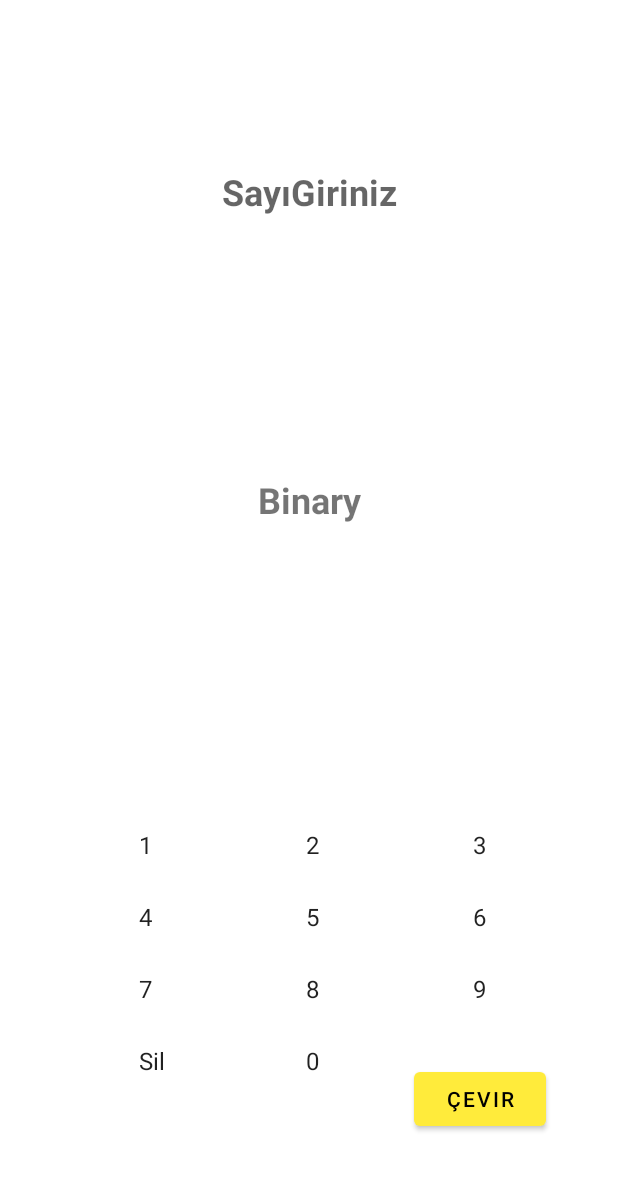
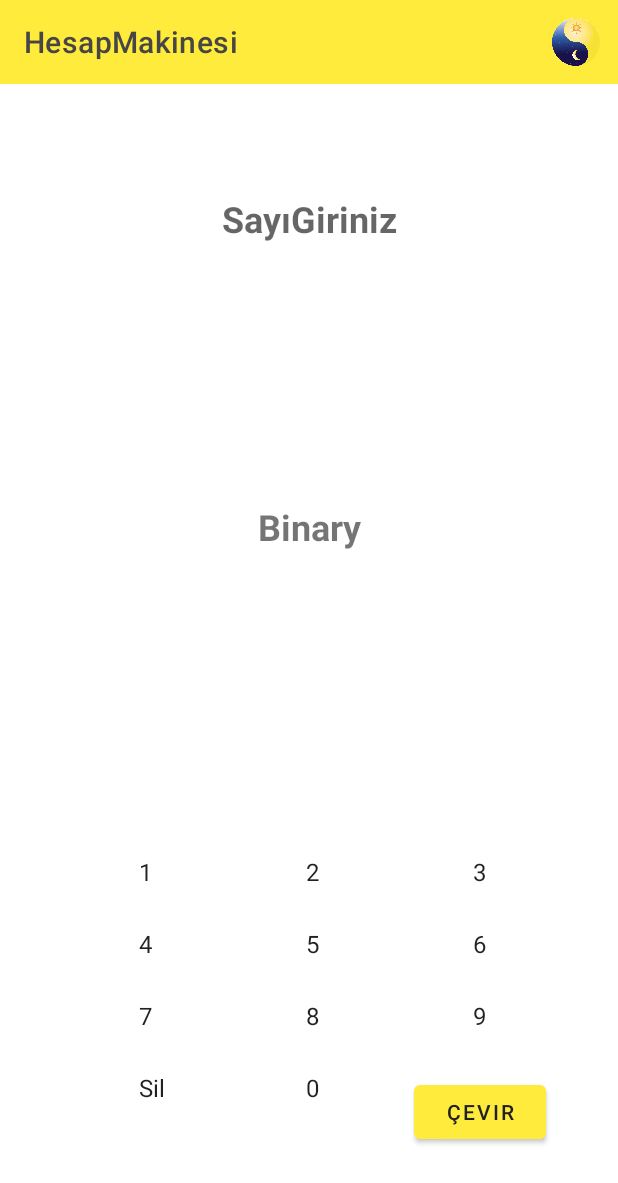
Before and after one commit to mrtSahin/ToBinaryHesapMakinesi, an Android app: the screen it shows after launch (MainActivity), on a phone screen of 412 x 824 dp. Shown: the top 1183 px of the screen. Run offline under Robolectric (Android 15) with nearby library versions, the phone set to English and light mode, and no system bars; our stand-ins replace data binding.

Commit message:
OnlukSistem den İkilkSistem e çeviren uygulama.

```diff
--- a/app/build.gradle
+++ b/app/build.gradle
@@ -13,8 +13,8 @@ android {
         applicationId "com.sirketadi.hesapmakinesideneme1"
         minSdk 23
         targetSdk 31
-        versionCode 1
-        versionName "1.0"
+        versionCode 2
+        versionName "1.1"
 
         testInstrumentationRunner "androidx.test.runner.AndroidJUnitRunner"
     }
--- a/app/src/main/java/com/sirketadi/hesapmakinesideneme1/MainActivity.java
+++ b/app/src/main/java/com/sirketadi/hesapmakinesideneme1/MainActivity.java
@@ -1,13 +1,20 @@
 package com.sirketadi.hesapmakinesideneme1;
 
+import androidx.annotation.NonNull;
 import androidx.appcompat.app.AppCompatActivity;
+import androidx.appcompat.app.AppCompatDelegate;
+import androidx.appcompat.widget.Toolbar;
 import androidx.databinding.DataBindingUtil;
 
 import android.os.Bundle;
+import android.view.Menu;
+import android.view.MenuItem;
 import android.view.View;
 import android.widget.AdapterView;
 import android.widget.ArrayAdapter;
+import android.widget.CompoundButton;
 import android.widget.GridView;
+import android.widget.Switch;
 import android.widget.Toast;
 
 import com.sirketadi.hesapmakinesideneme1.databinding.ActivityMainBinding;
@@ -17,13 +24,15 @@ import java.util.ArrayList;
 public class MainActivity extends AppCompatActivity {
     private ActivityMainBinding views;
     private Cevir cevir;
+    private Menu menu;
 
-    private ArrayList<String> sayilar =new ArrayList<>();
+    private ArrayList<String> sayilar = new ArrayList<>();
     private ArrayAdapter<String> veriAdaptoru;
+
     @Override
     protected void onCreate(Bundle savedInstanceState) {
         super.onCreate(savedInstanceState);
-        views= DataBindingUtil.setContentView(this,R.layout.activity_main);
+        views = DataBindingUtil.setContentView(this, R.layout.activity_main);
         sayilar.add("1");
         sayilar.add("2");
         sayilar.add("3");
@@ -36,11 +45,15 @@ public class MainActivity extends AppCompatActivity {
         sayilar.add("Sil");
         sayilar.add("0");
 
-
-        cevir=new Cevir();
+        views.toolbar.setTitle("HesapMakinesi");
+        views.toolbar.setTitleTextColor(getColor(R.color.yaziRengi));
+        setSupportActionBar(views.toolbar);
 
 
-        veriAdaptoru=new ArrayAdapter<>(this, android.R.layout.simple_list_item_1,android.R.id.text1,sayilar);
+        cevir = new Cevir();
+
+
+        veriAdaptoru = new ArrayAdapter<>(this, android.R.layout.simple_list_item_1, android.R.id.text1, sayilar);
         views.gridView.setAdapter(veriAdaptoru);
 
         views.gridView.setOnItemClickListener(new AdapterView.OnItemClickListener() {
@@ -48,13 +61,13 @@ public class MainActivity extends AppCompatActivity {
             public void onItemClick(AdapterView<?> adapterView, View view, int i, long l) {
 
 
-                if(sayilar.get(i)=="Sil"&&(views.textViewGiris.getText().length()-1)>=0){
-                    views.textViewGiris.setText(String.valueOf(views.textViewGiris.getText()).substring(0,views.textViewGiris.getText().length()-1));
-                }else if(sayilar.get(i)=="Sil"){
-                    Toast.makeText(getApplicationContext(),"SayiDeğeriGiriniz",Toast.LENGTH_SHORT).show();
+                if (sayilar.get(i) == "Sil" && (views.textViewGiris.getText().length() - 1) >= 0) {
+                    views.textViewGiris.setText(String.valueOf(views.textViewGiris.getText()).substring(0, views.textViewGiris.getText().length() - 1));
+                } else if (sayilar.get(i) == "Sil") {
+                    Toast.makeText(getApplicationContext(), "SayiDeğeriGiriniz", Toast.LENGTH_SHORT).show();
 
-                }else{
-                    views.textViewGiris.setText(views.textViewGiris.getText()+sayilar.get(i));
+                } else {
+                    views.textViewGiris.setText(views.textViewGiris.getText() + sayilar.get(i));
                 }
             }
         });
@@ -64,15 +77,37 @@ public class MainActivity extends AppCompatActivity {
             public void onClick(View view) {
                 views.textViewSonuc.setText("");
 
-                if(views.textViewGiris.getText().length()>0) {
+                if (views.textViewGiris.getText().length() > 0) {
                     String sonuc = cevir.hesapla(Integer.parseInt(String.valueOf(views.textViewGiris.getText())));
                     views.textViewSonuc.setText(sonuc);
+                } else {
+                    Toast.makeText(getApplicationContext(), "DeğerGiriniz", Toast.LENGTH_SHORT).show();
                 }
-                else{
-                    Toast.makeText(getApplicationContext(),"DeğerGiriniz",Toast.LENGTH_SHORT).show();
-                }
-                }
+            }
 
         });
+
+
+    }
+
+    @Override
+    public boolean onCreateOptionsMenu(Menu menu) {
+        getMenuInflater().inflate(R.menu.toolbar_menu, menu);
+        return true;
+    }
+
+    public boolean onOptionsItemSelected(@NonNull MenuItem item) {
+        switch (item.getItemId()) {
+            case R.id.mode_button:
+                if (getDelegate().getLocalNightMode() == AppCompatDelegate.MODE_NIGHT_NO) {
+                    getDelegate().setLocalNightMode(AppCompatDelegate.MODE_NIGHT_YES);
+                    return true;
+                } else {
+                    getDelegate().setLocalNightMode(AppCompatDelegate.MODE_NIGHT_NO);
+                    return true;
+                }
+        default:
+            return super.onOptionsItemSelected(item);
+        }
     }
 }
--- a/app/src/main/res/layout/activity_main.xml
+++ b/app/src/main/res/layout/activity_main.xml
@@ -54,7 +54,7 @@
             android:id="@+id/textViewGiris"
             android:layout_width="178dp"
             android:layout_height="39dp"
-            android:layout_marginTop="120dp"
+            android:layout_marginTop="100dp"
             android:layout_marginBottom="70dp"
             android:hint="SayıGiriniz"
             android:textAlignment="center"
@@ -64,7 +64,7 @@
             app:layout_constraintBottom_toTopOf="@+id/textView"
             app:layout_constraintEnd_toEndOf="parent"
             app:layout_constraintStart_toStartOf="parent"
-            app:layout_constraintTop_toTopOf="parent" />
+            app:layout_constraintTop_toBottomOf="@+id/toolbar" />
 
         <TextView
             android:id="@+id/textViewSonuc"
@@ -81,5 +81,18 @@
             app:layout_constraintHorizontal_bias="0.5"
             app:layout_constraintStart_toStartOf="parent"
             app:layout_constraintTop_toBottomOf="@+id/textView" />
+
+        <androidx.appcompat.widget.Toolbar
+            android:id="@+id/toolbar"
+            android:layout_width="0dp"
+            android:layout_height="wrap_content"
+            android:background="?attr/colorPrimary"
+            android:minHeight="?attr/actionBarSize"
+            android:theme="?attr/actionBarTheme"
+            app:layout_constraintEnd_toEndOf="parent"
+            app:layout_constraintHorizontal_bias="0.5"
+            app:layout_constraintStart_toStartOf="parent"
+            app:layout_constraintTop_toTopOf="parent" />
+
     </androidx.constraintlayout.widget.ConstraintLayout>
 </layout>
--- /dev/null
+++ b/app/src/main/res/menu/toolbar_menu.xml
@@ -0,0 +1,9 @@
+<?xml version="1.0" encoding="utf-8"?>
+<menu xmlns:app="http://schemas.android.com/apk/res-auto"
+    xmlns:android="http://schemas.android.com/apk/res/android">
+    <item
+        android:id="@+id/mode_button"
+        android:icon="@drawable/moon_sun"
+        app:showAsAction="always"
+        android:title="mode" />
+</menu>
--- a/app/src/main/res/values-night/themes.xml
+++ b/app/src/main/res/values-night/themes.xml
@@ -12,5 +12,7 @@
         <!-- Status bar color. -->
         <item name="android:statusBarColor" tools:targetApi="l">?attr/colorPrimaryVariant</item>
         <!-- Customize your theme here. -->
+        <item name="windowNoTitle">true</item>
+        <item name="windowActionBar">false</item>
     </style>
 </resources>
--- a/app/src/main/res/values/colors.xml
+++ b/app/src/main/res/values/colors.xml
@@ -5,6 +5,8 @@
     <color name="purple_700">#FF3700B3</color>
     <color name="teal_200">#FF03DAC5</color>
     <color name="teal_700">#FF018786</color>
-    <color name="black">#FF000000</color>
+    <color name="black">#212121</color>
     <color name="white">#FFFFFFFF</color>
+    <color name="primaryVariant">#FBC02D</color>
+    <color name="yaziRengi">#474646</color>
 </resources>
--- a/app/src/main/res/values/themes.xml
+++ b/app/src/main/res/values/themes.xml
@@ -3,7 +3,7 @@
     <style name="Theme.HesapMakinesiDeneme1" parent="Theme.MaterialComponents.DayNight.DarkActionBar">
         <!-- Primary brand color. -->
         <item name="colorPrimary">#FFEB3B</item>
-        <item name="colorPrimaryVariant">#FAB301</item>
+        <item name="colorPrimaryVariant">@color/primaryVariant</item>
         <item name="colorOnPrimary">@color/black</item>
         <!-- Secondary brand color. -->
         <item name="colorSecondary">@color/teal_200</item>
@@ -13,5 +13,6 @@
         <item name="android:statusBarColor" tools:targetApi="l">?attr/colorPrimaryVariant</item>
         <!-- Customize your theme here. -->
         <item name="windowNoTitle">true</item>
+        <item name="windowActionBar">false</item>
     </style>
 </resources>
```
Also changed, not shown: app/src/main/res/drawable-v24/moon_sun.png (added).
